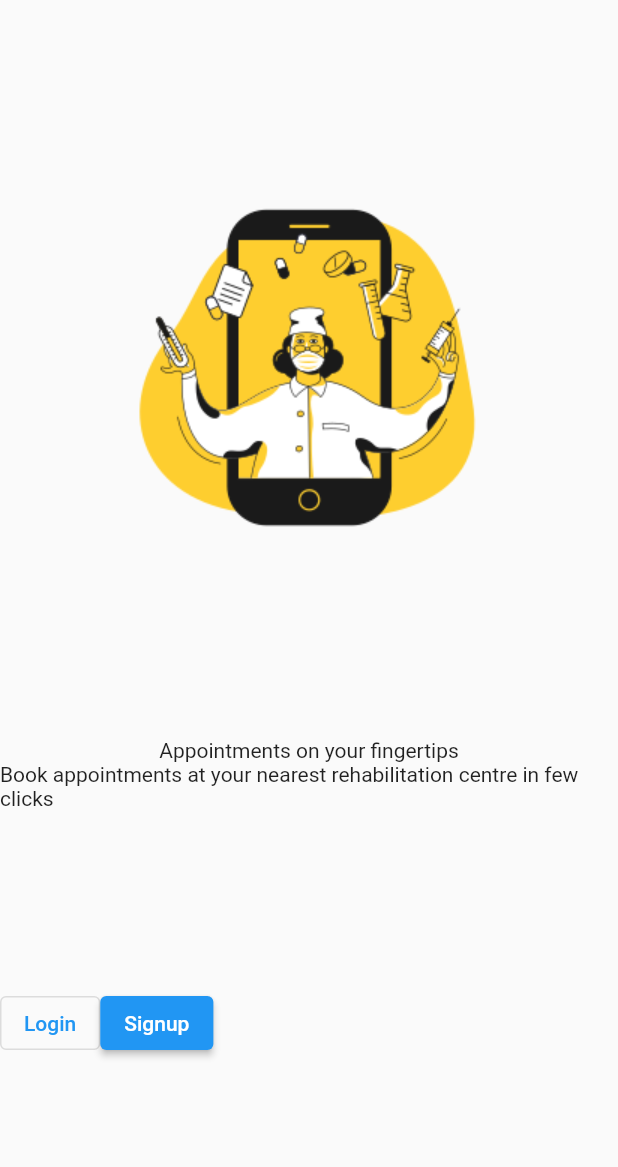
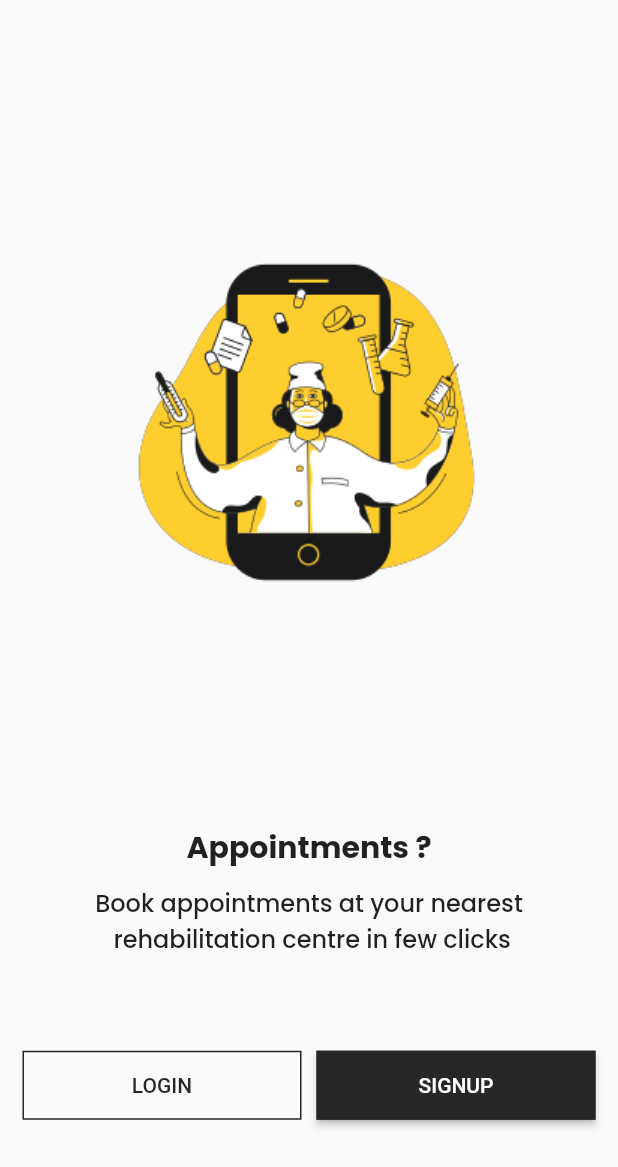
Before and after one commit to shreyxnsh/Aashayein-RehabCentre, a Flutter app: the screen it shows after launch, on a phone screen of 412 x 824 dp. Shown: the top 1167 px of the screen. Run offline on Flutter 3.47's test engine with Material 2 defaults, Android fonts, the phone set to English and light mode, and no system bars; our stand-ins replace get.

Commit message:
welcome screen updated

```diff
--- a/lib/src/constants/text_strings.dart
+++ b/lib/src/constants/text_strings.dart
@@ -1,5 +1,5 @@
 const String tAppName = "Aashayein.";
 const String tAppTagline = "A place to find healing.";
 
-const String tWelcomeTitle = "Appointments on your fingertips";
-const String tWelcomeSubTitle = "Book appointments at your nearest rehabilitation centre in few clicks";
+const String tWelcomeTitle = "Appointments ?";
+const String tWelcomeSubTitle = "Book appointments at your nearest \n rehabilitation centre in few clicks";
--- a/lib/src/features/screens/welcome/welcome_screen.dart
+++ b/lib/src/features/screens/welcome/welcome_screen.dart
@@ -1,6 +1,8 @@
 import 'package:flutter/material.dart';
 import 'package:flutter/src/widgets/framework.dart';
 import 'package:flutter/src/widgets/placeholder.dart';
+import 'package:rehabcentre/src/constants/colors.dart';
+import 'package:rehabcentre/src/constants/sizes.dart';
 import 'package:rehabcentre/src/constants/text_strings.dart';
 
 class WelcomeScreen extends StatelessWidget {
@@ -8,28 +10,61 @@ class WelcomeScreen extends StatelessWidget {
 
   @override
   Widget build(BuildContext context) {
+    var height = MediaQuery.of(context).size.height;
     return Scaffold(
       body: Container(
+        padding: const EdgeInsets.all(15),
         child: Column(
           mainAxisAlignment: MainAxisAlignment.spaceEvenly,
           children: [
-            Image(image: AssetImage('assets/images/welcome-screen-image.png'),),
+            Image(image: AssetImage('assets/images/welcome-screen-image.png'), height: height *0.5,),
             Column(
               children: [
-                Text(tWelcomeTitle),
-                Text(tWelcomeSubTitle),
+                Text(tWelcomeTitle, style: TextStyle(
+                  fontFamily: 'PoppinsBold',
+                  fontSize: 20,
+                ),),
+                SizedBox(
+                  height: 10,
+                ),
+                Text(tWelcomeSubTitle, textAlign: TextAlign.center,
+                style  : TextStyle(
+                  fontFamily: 'PoppinsMedium',
+                  fontSize: 16,
+
+                ),),
               ],
             ),
 
             Row(
               children: [
-                OutlinedButton(
-                  onPressed: (){},
-                  child: Text('Login'),
-                  ),
-                  ElevatedButton(
-                  onPressed: (){},
-                  child: Text('Signup'),
+                Expanded(
+                  child: OutlinedButton(
+                    onPressed: (){},
+                    style: OutlinedButton.styleFrom(
+                      shape: RoundedRectangleBorder(),
+                      foregroundColor: tSecondaryColor,
+                      side: BorderSide(color: tSecondaryColor),
+                      padding: EdgeInsets.symmetric(vertical: tButtonHeight)
+                    ),
+                    child: Text('Login'.toUpperCase()),
+                    ),
+                ),
+                SizedBox(
+                 width: 10.0,
+                ),
+                  Expanded(
+                    child: ElevatedButton(
+                    onPressed: (){},
+                    style: OutlinedButton.styleFrom(
+                      shape: RoundedRectangleBorder(),
+                      foregroundColor: tWhiteColor,
+                      backgroundColor: tSecondaryColor,
+                      side: BorderSide(color: tSecondaryColor),
+                      padding: EdgeInsets.symmetric(vertical: tButtonHeight)
+                    ),
+                    child: Text('Signup'.toUpperCase()),
+                    ),
                   ),
 
               ],
```
Also changed, not shown: assets/images/welcome-screen-image.png.
